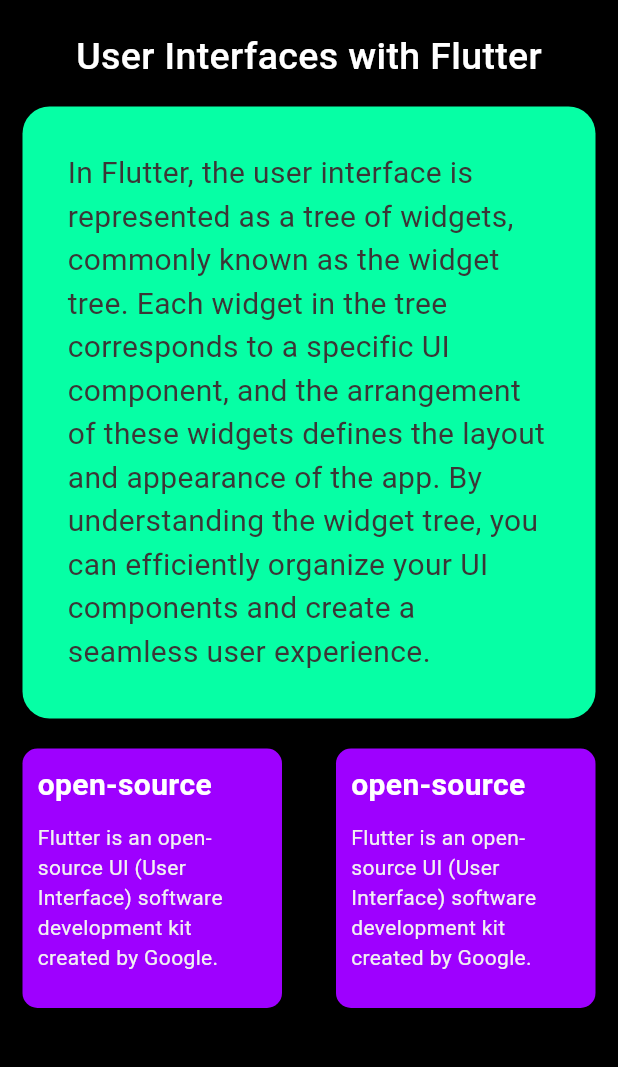
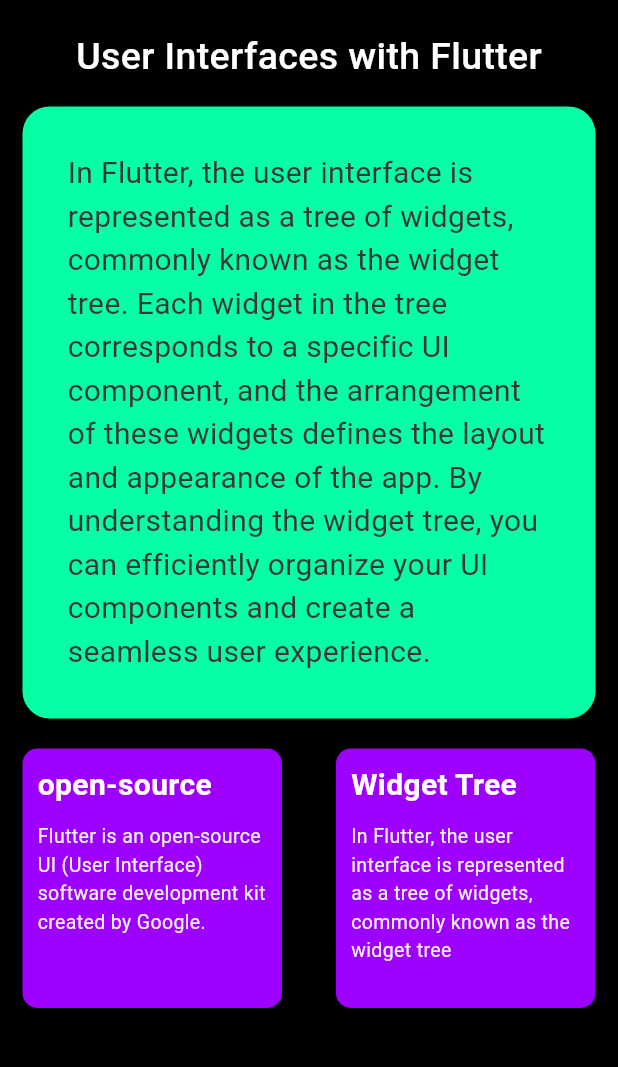
Before and after one commit to WmIsuru2001/flutter_blocks_app, a Flutter app: the screen it shows after launch, on a phone screen of 412 x 824 dp, the part 84-1151 px from its top. Run offline on Flutter 3.47's test engine with Material 3 defaults, Android fonts, the phone set to English and light mode, and no system bars.

Commit message:
update 3
small container create

```diff
--- a/lib/pages/home_page.dart
+++ b/lib/pages/home_page.dart
@@ -1,4 +1,5 @@
 import 'package:flutter/material.dart';
+import 'package:flutter_blocks_app/widgets/small_container.dart';
 
 class HomePage extends StatelessWidget {
   const HomePage({super.key});
@@ -22,7 +23,8 @@ class HomePage extends StatelessWidget {
           size: 30,
         ),
       ),
-      body: Padding(
+      body: SingleChildScrollView(
+        child: Padding(
           padding: const EdgeInsets.symmetric(vertical: 20, horizontal: 15),
           child: Column(
             children: [
@@ -55,76 +57,25 @@ class HomePage extends StatelessWidget {
               const SizedBox(
                 height: 20,
               ),
-            Row(
+              const Row(
                 mainAxisAlignment: MainAxisAlignment.spaceBetween,
                 children: [
-                Container(
-                  width: 173,
-                  height: 173,
-                  decoration: BoxDecoration(
-                    borderRadius: BorderRadius.circular(10),
-                    color: const Color(0xff9E00FF),
+                  SmallContainer(
+                    title: "open-source",
+                    description:
+                        "Flutter is an open-source UI (User Interface) software development kit created by Google.",
                   ),
-                  child: const Padding(
-                    padding: EdgeInsets.all(10),
-                    child: Column(
-                      crossAxisAlignment: CrossAxisAlignment.start,
-                      children: [
-                        Text('open-source',
-                            style: TextStyle(
-                                color: Color(0xffFFFFFF),
-                                fontSize: 20,
-                                fontWeight: FontWeight.w600)),
-                        SizedBox(
-                          height: 10,
+                  SmallContainer(
+                    title: "Widget Tree",
+                    description:
+                        "In Flutter, the user interface is represented as a tree of widgets, commonly known as the widget tree",
                   ),
-                        Text(
-                            'Flutter is an open-source UI (User Interface) software development kit created by Google.',
-                            style: TextStyle(
-                              color: Color(0xffF2F2F2),
-                              fontSize: 14,
-                              fontWeight: FontWeight.w400,
-                            )),
-                      ],
-                    ),
-                  ),
-                ),
-                Container(
-                  width: 173,
-                  height: 173,
-                  decoration: BoxDecoration(
-                    borderRadius: BorderRadius.circular(10),
-                    color: const Color(0xff9E00FF),
-                  ),
-                  child: const Padding(
-                    padding: EdgeInsets.all(10),
-                    child: Column(
-                      crossAxisAlignment: CrossAxisAlignment.start,
-                      children: [
-                        Text('open-source',
-                            style: TextStyle(
-                                color: Color(0xffFFFFFF),
-                                fontSize: 20,
-                                fontWeight: FontWeight.w600)),
-                        SizedBox(
-                          height: 10,
-                        ),
-                        Text(
-                            'Flutter is an open-source UI (User Interface) software development kit created by Google.',
-                            style: TextStyle(
-                              color: Color(0xffF2F2F2),
-                              fontSize: 14,
-                              fontWeight: FontWeight.w400,
-                            )),
-                      ],
-                    ),
-                  ),
-                )
                 ],
               )
             ],
           ),
         ),
+      ),
     );
   }
 }
--- /dev/null
+++ b/lib/widgets/small_container.dart
@@ -0,0 +1,45 @@
+import 'package:flutter/material.dart';
+
+class SmallContainer extends StatelessWidget {
+  final String title;
+  final String description;
+  const SmallContainer({
+    super.key,
+    required this.title,
+    required this.description,
+  });
+
+  @override
+  Widget build(BuildContext context) {
+    return Container(
+      width: 173,
+      height: 173,
+      decoration: BoxDecoration(
+        borderRadius: BorderRadius.circular(10),
+        color: const Color(0xff9E00FF),
+      ),
+      child: Padding(
+        padding: const EdgeInsets.all(10),
+        child: Column(
+          crossAxisAlignment: CrossAxisAlignment.start,
+          children: [
+            Text(title,
+                style: const TextStyle(
+                    color: Color(0xffFFFFFF),
+                    fontSize: 20,
+                    fontWeight: FontWeight.w600)),
+            const SizedBox(
+              height: 10,
+            ),
+            Text(description,
+                style: const TextStyle(
+                  color: Color(0xffF2F2F2),
+                  fontSize: 13,
+                  fontWeight: FontWeight.w400,
+                )),
+          ],
+        ),
+      ),
+    );
+  }
+}
```
Lines whose indentation alone changed are shown as unchanged.
